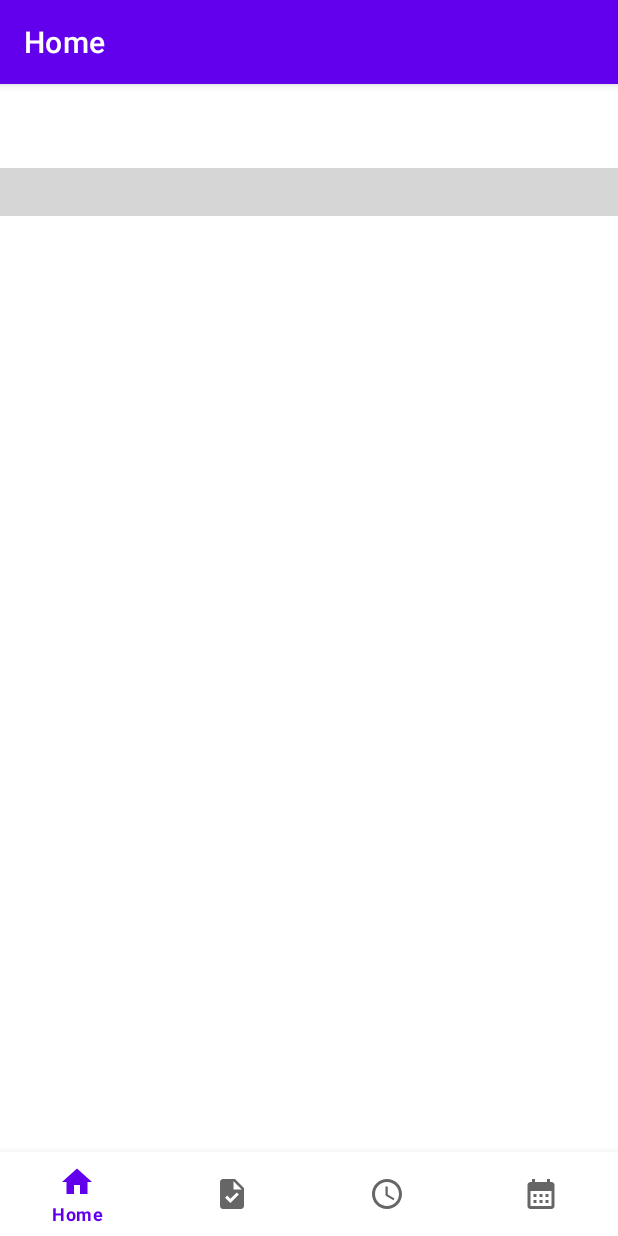
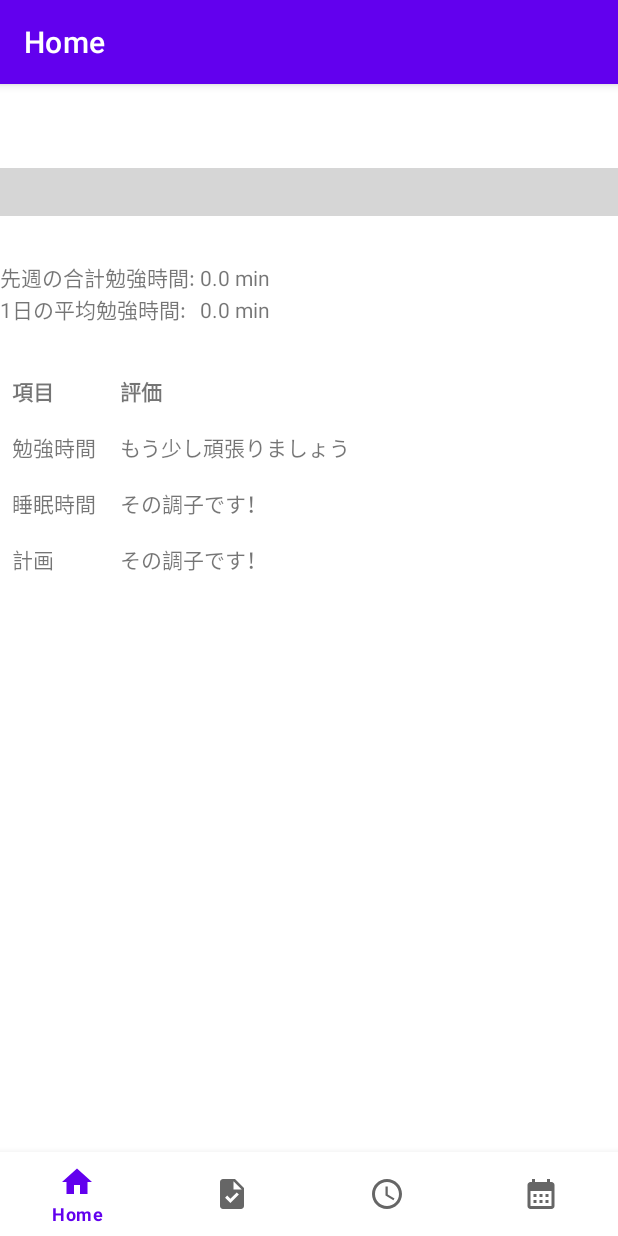
Before and after one commit to Watanabe-39/StudyApp, an Android app: the screen it shows after launch (MainActivity), on a phone screen of 412 x 824 dp. Run offline under Robolectric (Android 15) with nearby library versions, the phone set to English and light mode, and no system bars; our stand-ins replace navigation-ui; libraries missing offline, so code that uses them is left out: com.github.mikephil.charting; plain views replace LineChart; 20 statements that could not run were skipped; grey boxes are pictures that could not be loaded.

Commit message:
ユーザー側に評価結果を表示

```diff
--- a/app/src/main/java/com/example/studyappvol2/ui/home/HomeFragment.kt
+++ b/app/src/main/java/com/example/studyappvol2/ui/home/HomeFragment.kt
@@ -23,6 +23,12 @@ class HomeFragment : Fragment() {
     private lateinit var dbHelper: DBHelper
     private lateinit var studyTimeLineChart: LineChart
 
+    private lateinit var evalStudyTime: TextView
+    private lateinit var evalSleep: TextView
+    private lateinit var evalPlan: TextView
+    private lateinit var lastWeekTotalStudyTime: TextView
+    private lateinit var lastWeekAvgStudyTime: TextView
+
     private var _binding: FragmentHomeBinding? = null
 
     // This property is only valid between onCreateView and
@@ -41,7 +47,14 @@ class HomeFragment : Fragment() {
         val root: View = binding.root
 
         dbHelper = DBHelper(requireContext(), "study_app.db", 1)
+
+        // UIコンポーネント
         studyTimeLineChart = root.findViewById(R.id.study_time_lineChart)
+        evalStudyTime = root.findViewById(R.id.evaluate_study_time)
+        evalSleep = root.findViewById(R.id.evaluate_sleep_time)
+        evalPlan = root.findViewById(R.id.evaluate_planning)
+        lastWeekTotalStudyTime = root.findViewById(R.id.total_study_time)
+        lastWeekAvgStudyTime = root.findViewById(R.id.avg_study_time)
 
         // グラフの大きさを調節
         val params = studyTimeLineChart.layoutParams
@@ -142,6 +155,9 @@ class HomeFragment : Fragment() {
         }
         val avgTime = totalTime / 7
 
+        lastWeekTotalStudyTime.text = "${totalTime} min"
+        lastWeekAvgStudyTime.text = "${avgTime} min"
+
         // 勉強時間の評価基準は仮
         if (schoolYear == 1 && avgTime < 90) StudyTimeEvaluation = false
         if (schoolYear == 2 && avgTime < 240) StudyTimeEvaluation = false
@@ -157,6 +173,15 @@ class HomeFragment : Fragment() {
         // 計画を評価
 
 
+        // ユーザー側に表示する文字列を返す
+        fun resultString(eval: Boolean) :String {
+            return if (eval) "その調子です！"
+            else "もう少し頑張りましょう"
+        }
+
+        evalStudyTime.text = resultString(StudyTimeEvaluation)
+        evalSleep.text = resultString(SleepTimeEvaluation)
+        evalPlan.text = resultString(PlanningEvaluation)
     }
 
 
--- a/app/src/main/res/layout/fragment_home.xml
+++ b/app/src/main/res/layout/fragment_home.xml
@@ -11,4 +11,84 @@
         android:layout_width="match_parent"
         android:layout_height="wrap_content"/>
 
+    <TableLayout
+        android:id="@+id/last_week_study_time"
+        android:layout_width="wrap_content"
+        android:layout_height="wrap_content"
+        app:layout_constraintTop_toBottomOf="@+id/study_time_lineChart"
+        android:layout_marginTop="30dp">
+        <TableRow>
+            <TextView
+                android:text="先週の合計勉強時間: "/>
+            <TextView
+                android:id="@+id/total_study_time"
+                android:text="100"
+                />
+        </TableRow>
+        <TableRow>
+            <TextView
+                android:text="1日の平均勉強時間: "/>
+            <TextView
+                android:id="@+id/avg_study_time"
+                android:text=""/>
+        </TableRow>
+    </TableLayout>
+
+
+    <TableLayout
+        android:id="@+id/study_evaluate_table"
+        android:layout_width="wrap_content"
+        android:layout_height="wrap_content"
+        android:stretchColumns="1"
+        app:layout_constraintTop_toBottomOf="@+id/last_week_study_time"
+        android:layout_marginTop="25dp"
+        >
+
+        <!-- ヘッダー行 -->
+        <TableRow>
+            <TextView
+                android:text="項目"
+                android:padding="8dp"
+                android:textStyle="bold" />
+            <TextView
+                android:text="評価"
+                android:padding="8dp"
+                android:textStyle="bold" />
+
+        </TableRow>
+
+        <!-- データ行 -->
+        <TableRow>
+            <TextView
+                android:text="勉強時間"
+                android:padding="8dp" />
+            <TextView
+                android:id="@+id/evaluate_study_time"
+                android:text="Good!"
+                android:padding="8dp" />
+        </TableRow>
+
+        <TableRow>
+            <TextView
+                android:text="睡眠時間"
+                android:padding="8dp" />
+            <TextView
+                android:id="@+id/evaluate_sleep_time"
+                android:text="Good!"
+                android:padding="8dp" />
+        </TableRow>
+
+        <TableRow>
+            <TextView
+                android:text="計画"
+                android:padding="8dp" />
+            <TextView
+                android:id="@+id/evaluate_planning"
+                android:text="Good!"
+                android:padding="8dp" />
+        </TableRow>
+
+    </TableLayout>
+
+
 </androidx.constraintlayout.widget.ConstraintLayout>
```
